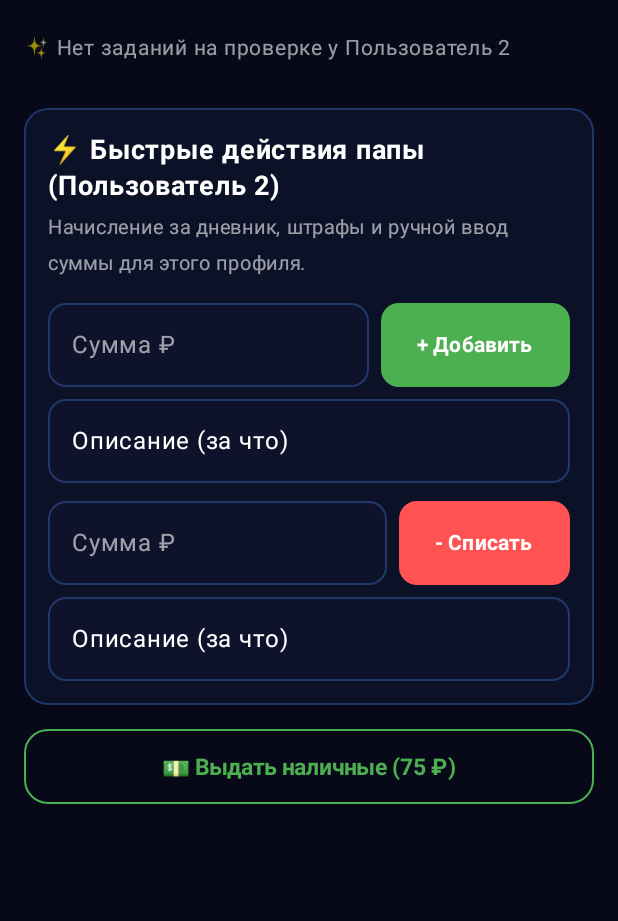
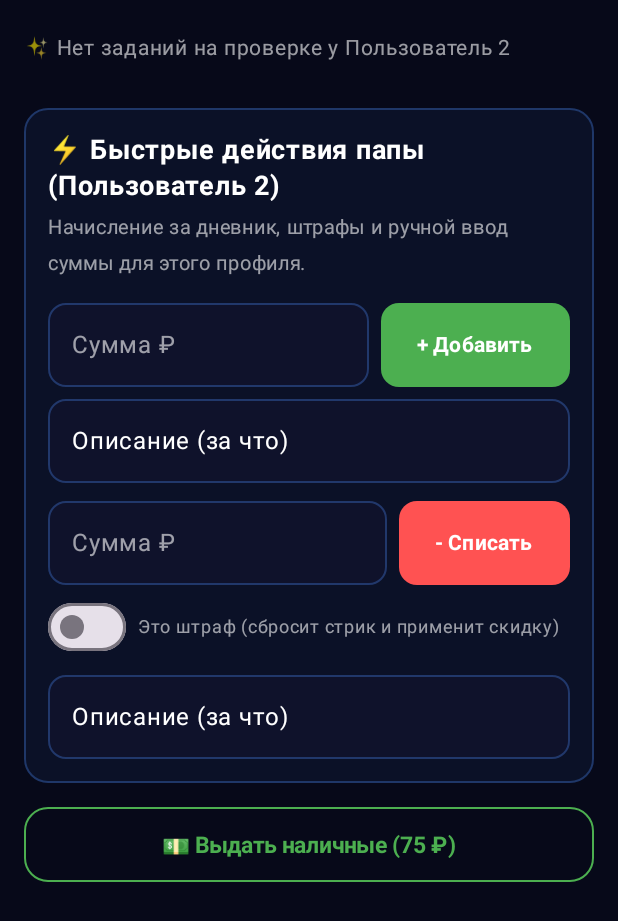
Before and after one commit to FixEpick/FamiliBalance, an Android app built with Jetpack Compose: the composable VerificationAdminContent shown on its own in the app's theme, on a phone screen of 412 x 824 dp. Shown: the top 921 px of the screen. Run offline under Robolectric (Android 15) with nearby library versions, the phone set to English and light mode, and no system bars; libraries missing offline, so code that uses them is left out: com.google.mlkit.vision; pictures from the network do not load; 3 statements that could not run were skipped.

Commit message:
fix(ux): разделение штрафов и списаний, обновление свитка правил
Исправлены расхождения в ценовой политике и UX-логике админки.

Основные изменения:
- Admin UI: В диалог списания добавлен Switch «Это штраф». Выключен -> adminWithdraw (без сброса стрика и скидки). Включен -> applyFine (сброс стрика, скидка 50%).
- RulesBottomSheet: Текст полностью переписан под актуальную логику. Добавлены механики стрика, лимитов экранного времени, кулдауна признания и дневника. Награды за шкаф/комнату теперь динамические (из child.wardrobeReward). Исправлен фантом «Гигачад Знаний» на реальную «Легенду Сервера» (+500 ₽).
- Clean Code: Удалена мертвая перегрузка getAchievements с устаревшими наградами.

Tested:
- 12/12 тестов зеленые.
- assembleDebug успешно.

```diff
--- a/app/src/main/java/com/example/familibalance/feature/admin/VerificationAdminScreen.kt
+++ b/app/src/main/java/com/example/familibalance/feature/admin/VerificationAdminScreen.kt
@@ -416,6 +416,7 @@ fun VerificationAdminContent(
 
                     var withdrawInput by remember { mutableStateOf("") }
                     var withdrawDesc by remember { mutableStateOf("") }
+                    var isFine by remember { mutableStateOf(false) }
                     Row(
                         modifier = Modifier.fillMaxWidth(),
                         horizontalArrangement = Arrangement.spacedBy(8.dp),
@@ -443,9 +444,14 @@ fun VerificationAdminContent(
                             onClick = {
                                 val amount = withdrawInput.toIntOrNull()
                                 if (amount != null && amount > 0) {
-                                    viewModel.applyFine(child.id, amount, withdrawDesc)
+                                    if (isFine) {
+                                        viewModel.applyFine(child.id, amount, withdrawDesc)
+                                    } else {
+                                        viewModel.adminWithdraw(child.id, amount, withdrawDesc)
+                                    }
                                     withdrawInput = ""
                                     withdrawDesc = ""
+                                    isFine = false
                                 }
                             },
                             colors = ButtonDefaults.buttonColors(containerColor = PenaltyRed),
@@ -454,6 +460,27 @@ fun VerificationAdminContent(
                         ) {
                             Text("- Списать", fontWeight = FontWeight.Bold)
                         }
+                    }
+                    Row(
+                        modifier = Modifier
+                            .fillMaxWidth()
+                            .padding(top = 4.dp),
+                        verticalAlignment = Alignment.CenterVertically
+                    ) {
+                        Switch(
+                            checked = isFine,
+                            onCheckedChange = { isFine = it },
+                            colors = SwitchDefaults.colors(
+                                checkedThumbColor = PenaltyRed,
+                                checkedTrackColor = PenaltyRed.copy(alpha = 0.4f)
+                            )
+                        )
+                        Spacer(modifier = Modifier.width(8.dp))
+                        Text(
+                            text = "Это штраф (сбросит стрик и применит скидку)",
+                            color = TextSecondary,
+                            fontSize = 12.sp
+                        )
                     }
                     OutlinedTextField(
                         value = withdrawDesc,
--- a/app/src/main/java/com/example/familibalance/feature/child/MainChildScreen.kt
+++ b/app/src/main/java/com/example/familibalance/feature/child/MainChildScreen.kt
@@ -126,6 +126,8 @@ fun MainChildScreen(
 
     if (showRulesSheet) {
         RulesBottomSheet(
+            wardrobeReward = child.wardrobeReward,
+            roomReward = child.roomReward,
             onDismissRequest = { showRulesSheet = false }
         )
     }
```
Also changed, not shown: app/src/main/java/com/example/familibalance/ScreensContent.kt (+0 -21 lines), app/src/main/java/com/example/familibalance/ui/screens/ChildScreens.kt (+32 -2 lines).
